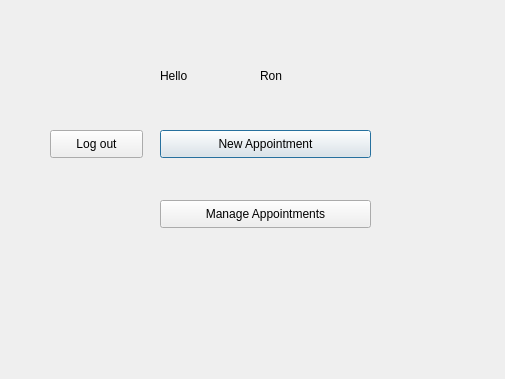
First picture: the form in Patient_home_page.ui, repository Vishwanath98/Visionary, before the edit; both pictures show x 0 to 505 and y 0 to 379 of the 1124 by 842 pixel window.
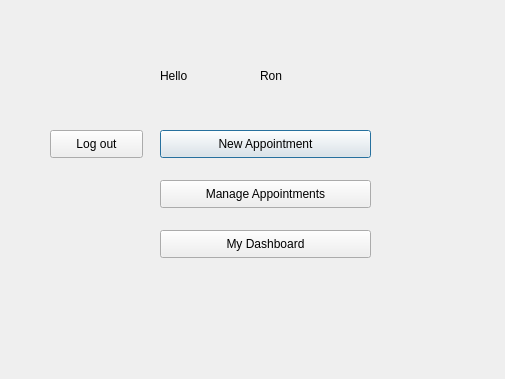
Second picture: the form after the edit. Icons and pictures are not drawn.

Diff of the .ui file:
```diff
--- a/Patient_home_page.ui
+++ b/Patient_home_page.ui
@@ -30,7 +30,7 @@
    <property name="geometry">
     <rect>
      <x>160</x>
-     <y>200</y>
+     <y>180</y>
      <width>211</width>
      <height>28</height>
     </rect>
@@ -109,6 +109,19 @@
     <string>Log out</string>
    </property>
   </widget>
+  <widget class="QPushButton" name="my_health_button">
+   <property name="geometry">
+    <rect>
+     <x>160</x>
+     <y>230</y>
+     <width>211</width>
+     <height>28</height>
+    </rect>
+   </property>
+   <property name="text">
+    <string>My Dashboard</string>
+   </property>
+  </widget>
  </widget>
  <resources/>
  <connections/>
```
Left out of the diff: 2 changed lines with no effect on the pictures.
